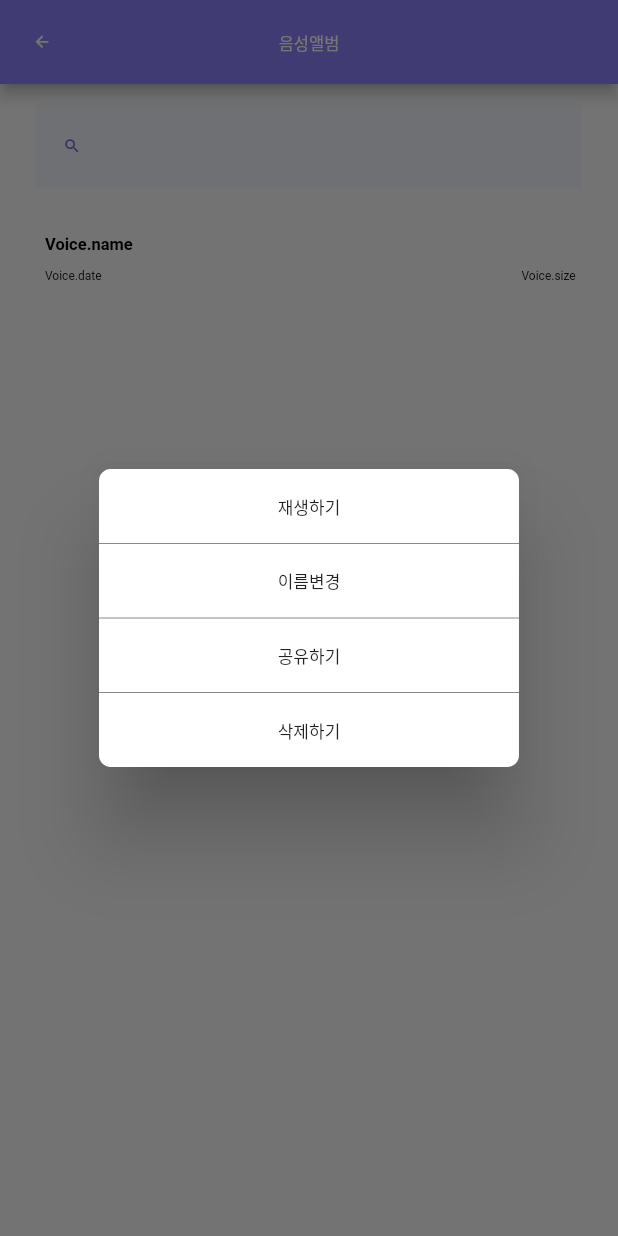
After one commit to dusdn1702/DeepVoiceApp, a Flutter app: the AlbumPage screen opened directly, after a tap on "Voice.name", on a phone screen of 412 x 824 dp. The commit adds this screen. Run offline on Flutter 3.47's test engine with Material 2 defaults, Android fonts, the phone set to English and light mode, and no system bars; our stand-ins replace audioplayers, shared_preferences; accounts and stored records are empty; generated files the repository leaves out were written again.

Commit message:
디자인대로 구현 완료, 함수 연결 필요

```diff
--- /dev/null
+++ b/lib/view/widget/listAlert.dart
@@ -0,0 +1,84 @@
+import 'package:deepvoice/view/widget/alert.dart';
+import 'package:deepvoice/view/widget/audioPlayer.dart';
+import 'package:deepvoice/view/widget/textAlert.dart';
+import 'package:deepvoice/view/widget/textfield.dart';
+import 'package:flutter/cupertino.dart';
+import 'package:flutter/material.dart';
+
+import 'package:deepvoice/view/widget/button.dart';
+
+class CustomListAlert extends StatelessWidget {
+  final TextEditingController _voiceTitleController;
+
+  CustomListAlert(this._voiceTitleController);
+
+  @override
+  Widget build(BuildContext context) {
+    return Dialog(
+      backgroundColor: Colors.transparent,
+      child: FittedBox(
+        child: Container(
+          padding: EdgeInsets.symmetric(horizontal: 0.0),
+          width: MediaQuery
+              .of(context)
+              .size
+              .width - (70.0 * 2.0),
+          decoration: BoxDecoration(
+            color: Colors.white,
+            borderRadius: const BorderRadius.all(
+              const Radius.circular(7.5),
+            ),
+          ),
+          child: Column(
+            children: [
+              _oneOfList(context, (){
+                audioPlayer(context, "1");
+              }, "재생하기"),
+              Container(
+                  color: Colors.black,
+                  height: 0.3
+              ),
+              _oneOfList(context, (){
+                textAlert(context, "파일이름변경", "현재파일명노출란", "변경하기", this._voiceTitleController);
+              }, "이름변경"),
+              Container(
+                  color: Colors.black,
+                  height: 0.3
+              ),
+              _oneOfList(context, (){
+                //여기에 공유함수
+                alert(context, "서비스 준비 중입니다.", "닫기");
+              }, "공유하기"),
+              Container(
+                  color: Colors.black,
+                  height: 0.3
+              ),
+              _oneOfList(context, (){
+                alert(context, "서비스 준비 중입니다.", "닫기");
+              }, "삭제하기"),
+            ],
+          ),
+        ),
+      ),
+    );
+  }
+  Widget _oneOfList(BuildContext context, Function onTap, String listTitle){
+    return  Container(
+      width: MediaQuery.of(context).size.width,
+      child: FlatButton(
+        onPressed: onTap,
+        child: Text(listTitle, textAlign: TextAlign.center,
+            style: TextStyle(fontSize: 11)),
+      ),
+    );
+  }
+}
+
+void listAlert(BuildContext context, TextEditingController inputController) {
+  showDialog(
+      context: context,
+      builder: (BuildContext context) {
+        return CustomListAlert(inputController);
+      }
+  );
+}
--- a/lib/view/widget/search.dart
+++ b/lib/view/widget/search.dart
@@ -19,53 +19,10 @@
     });
   }
 
-  Widget _buildBody(BuildContext context){
-    return StreamBuilder(
-        //stream: User,
-        builder: (context, found){
-          if (!found.hasData) return /*allUsers()*/null;
-          return null;
-            //_buildList(context, found.data.documnets);
-        },
-    );
-  }
-  //
-  // Widget _buildList(BuildContext context, List<User> found){
-  //   List<User> searchResults = [];
-  //   for (User result in found){
-  //     if (result.data.toString().contains(_searchText)){
-  //       searchResults.add(result);
-  //     }
-  //   }
-  //   return Expanded(
-  //     child: GridView.count(
-  //       crossAxisCount: 3,
-  //       childAspectRatio: 1 / 1.5,
-  //       padding: EdgeInsets.all(3),
-  //       children: searchResults
-  //         .map((data) => _buildListItem(context, data))
-  //         .toList()
-  //     ),
-  //   );
-  // }
-  //
-  // Widget _buildListItem(BuildContext context, DocumentSnapshot data) {
-  //   final movie = Movie.fromSnapshot(data);
-  //   return InkWell(
-  //     child: Image.network(movie.poster),
-  //     onTap: () {
-  //       Navigator.of(context).push(MaterialPageRoute<Null>(
-  //           fullscreenDialog: true,
-  //           builder: (BuildContext context) {
-  //             return DetailScreen(movie: movie);
-  //           }));
-  //     },
-  //   );
-  // }
-  //
   @override
   Widget build(BuildContext context) {
     return Container(
+        padding: EdgeInsets.symmetric(horizontal: 24.0),
         child: Column(
           children: <Widget>[
             Container(
@@ -93,7 +50,7 @@
                             ? IconButton(
                               icon: Icon(
                                 Icons.close,
-                                color: Color(0x6666cc),
+                                color: Color(0xff6666cc),
                                 size: 10,
                               ),
                               onPressed: (){
@@ -127,4 +84,49 @@
         )
     );
   }
+
+  Widget _buildBody(BuildContext context){
+    return StreamBuilder(
+      //stream: User,
+      builder: (context, found){
+        if (!found.hasData) return /*allUsers()*/null;
+        return null;
+        //_buildList(context, found.data.documnets);
+      },
+    );
+  }
+//
+// Widget _buildList(BuildContext context, List<User> found){
+//   List<User> searchResults = [];
+//   for (User result in found){
+//     if (result.data.toString().contains(_searchText)){
+//       searchResults.add(result);
+//     }
+//   }
+//   return Expanded(
+//     child: GridView.count(
+//       crossAxisCount: 3,
+//       childAspectRatio: 1 / 1.5,
+//       padding: EdgeInsets.all(3),
+//       children: searchResults
+//         .map((data) => _buildListItem(context, data))
+//         .toList()
+//     ),
+//   );
+// }
+//
+// Widget _buildListItem(BuildContext context, DocumentSnapshot data) {
+//   final movie = Movie.fromSnapshot(data);
+//   return InkWell(
+//     child: Image.network(movie.poster),
+//     onTap: () {
+//       Navigator.of(context).push(MaterialPageRoute<Null>(
+//           fullscreenDialog: true,
+//           builder: (BuildContext context) {
+//             return DetailScreen(movie: movie);
+//           }));
+//     },
+//   );
+// }
+//
 }
--- a/pubspec.yaml
+++ b/pubspec.yaml
@@ -52,6 +52,7 @@
   # To add assets to your application, add an assets section, like this:
   assets:
     - assets/
+    - assets/audio/example.mp3
   #   - images/a_dot_ham.jpeg
 
   # An image asset can refer to one or more resolution-specific "variants", see
```
Also changed, not shown: lib/view/page/album.dart (+8 -65 lines), lib/view/page/friendList.dart (+34 -35 lines), lib/view/widget/audioPlayer.dart (+48 -30 lines), lib/view/widget/sidebar.dart (+9 -6 lines), lib/view/widget/textAlert.dart (+10 -5 lines), 1 other file.
